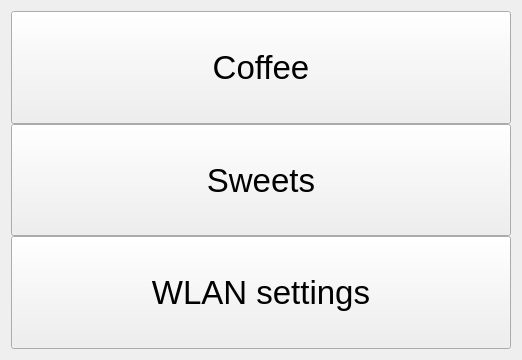
Above: TallyOnRaspberry/coffesweetsscann.ui from Deltachi/Tally_Teamproject before the change. Below: the same form after it.
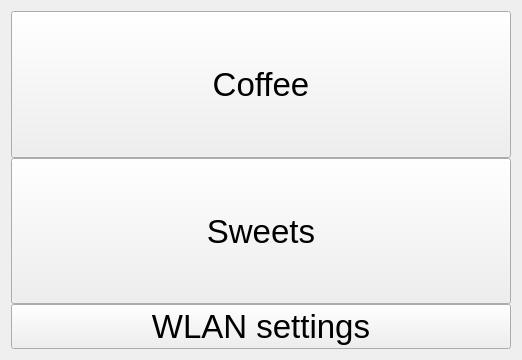
That is the form after the change.

The edit to the form file:
```diff
--- a/TallyOnRaspberry/coffesweetsscann.ui
+++ b/TallyOnRaspberry/coffesweetsscann.ui
@@ -17,7 +17,7 @@
    <item row="0" column="0">
     <layout class="QHBoxLayout" name="horizontalLayout" stretch="1,1">
      <item>
-      <layout class="QVBoxLayout" name="verticalLayout" stretch="1,1,1">
+      <layout class="QVBoxLayout" name="verticalLayout" stretch="1,1,0">
        <property name="spacing">
         <number>0</number>
        </property>
@@ -58,12 +58,17 @@
         </widget>
        </item>
        <item>
+        <layout class="QHBoxLayout" name="horizontalLayout_2" stretch="1">
+         <property name="spacing">
+          <number>0</number>
+         </property>
+         <item>
         <widget class="QPushButton" name="pushButton_preferences">
          <property name="enabled">
           <bool>true</bool>
          </property>
          <property name="sizePolicy">
-          <sizepolicy hsizetype="Expanding" vsizetype="Expanding">
+            <sizepolicy hsizetype="Minimum" vsizetype="Minimum">
            <horstretch>0</horstretch>
            <verstretch>0</verstretch>
           </sizepolicy>
@@ -71,8 +76,6 @@
          <property name="font">
           <font>
            <pointsize>25</pointsize>
-           <weight>50</weight>
-           <bold>false</bold>
            <strikeout>false</strikeout>
           </font>
          </property>
@@ -92,6 +95,8 @@
           <bool>false</bool>
          </property>
         </widget>
+         </item>
+        </layout>
        </item>
       </layout>
      </item>
```
Lines whose indentation alone changed are shown as unchanged.
